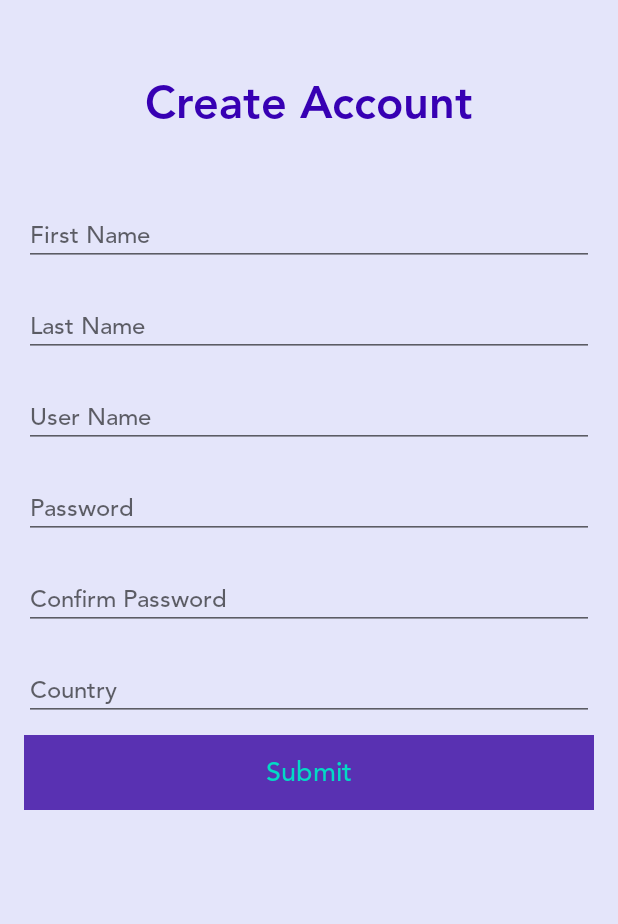
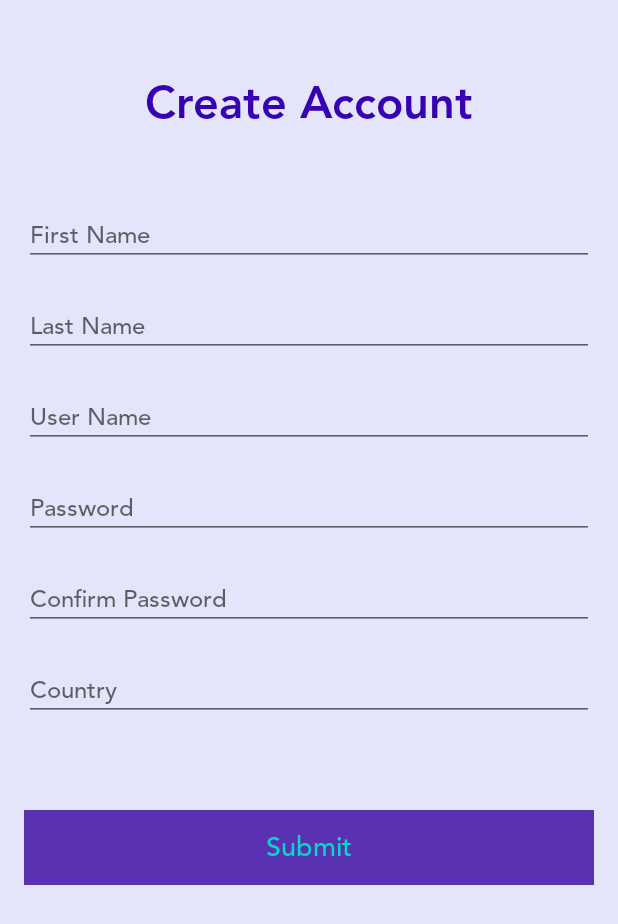
Before and after one commit to eduardodelito/Cartrack, an Android app: the CreateAccountFragment screen opened through its navigation route, on a phone screen of 412 x 824 dp. Shown: the top 924 px of the screen. Run offline under Robolectric (Android 15) with nearby library versions, the phone set to English and light mode, and no system bars; our stand-ins replace Dagger/Hilt's generated code, data binding.

Commit message:
Update error message.

```diff
--- a/cartrack-common/src/main/res/values/dimens.xml
+++ b/cartrack-common/src/main/res/values/dimens.xml
@@ -12,6 +12,7 @@
     <dimen name="margin50">50dp</dimen>
     <dimen name="margin70">70dp</dimen>
     <dimen name="margin100">100dp</dimen>
+    <dimen name="margin120">120dp</dimen>
 
     <!--Padding-->
     <dimen name="padding5">5dp</dimen>
--- a/cartrack-ui/src/main/java/com/enaz/cartrack/main/ui/fragment/CreateAccountFragment.kt
+++ b/cartrack-ui/src/main/java/com/enaz/cartrack/main/ui/fragment/CreateAccountFragment.kt
@@ -70,6 +70,7 @@ class CreateAccountFragment : BaseFragment<CreateAccountFragmentBinding, CreateA
 
             is AccountExistModel -> {
                 loading_layout.setViewVisibility(false)
+                enableView(true)
                 error_message.setViewVisibility(
                     state.message?.let {
                         getString(
--- a/cartrack-ui/src/main/res/layout/create_account_fragment.xml
+++ b/cartrack-ui/src/main/res/layout/create_account_fragment.xml
@@ -144,7 +144,8 @@
             android:visibility="gone"
             app:layout_constraintEnd_toEndOf="parent"
             app:layout_constraintStart_toStartOf="parent"
-            app:layout_constraintTop_toBottomOf="@+id/country_field" />
+            app:layout_constraintTop_toBottomOf="@+id/country_field"
+            android:text="Testing Testing"/>
 
         <androidx.appcompat.widget.AppCompatTextView
             android:id="@+id/submit_button"
@@ -152,7 +153,7 @@
             android:layout_width="match_parent"
             android:layout_height="@dimen/height50"
             android:layout_marginStart="@dimen/padding16"
-            android:layout_marginTop="@dimen/margin70"
+            android:layout_marginTop="@dimen/margin120"
             android:layout_marginEnd="@dimen/padding16"
             android:background="@color/disabledColorPrimary"
             android:enabled="false"
```
